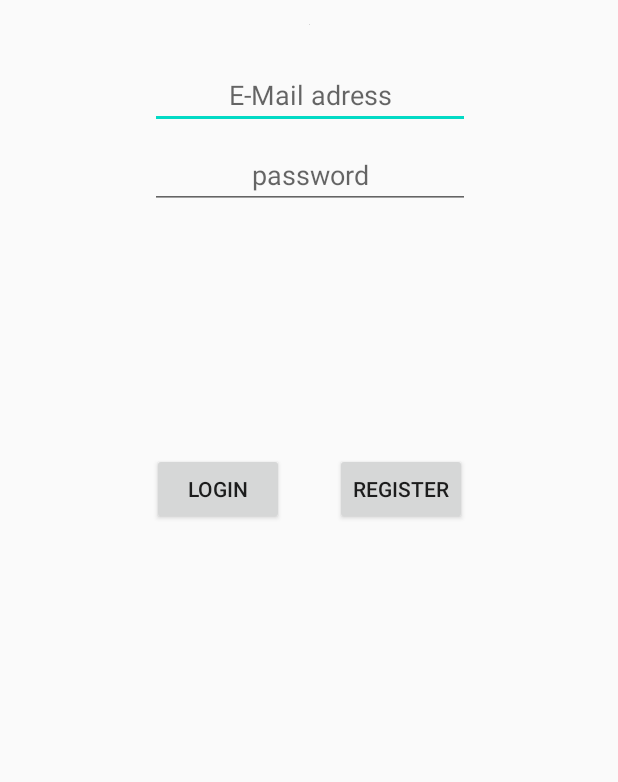
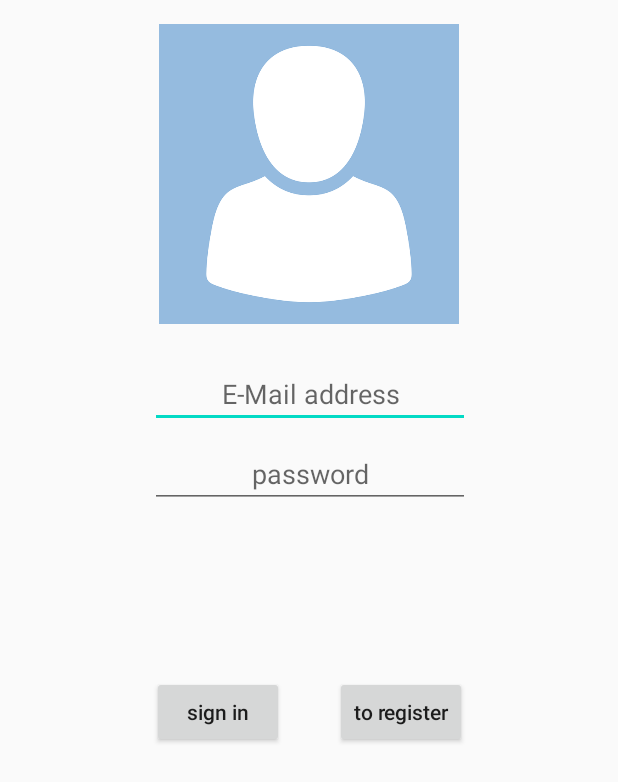
Before and after one commit to J3nsRicht3r/ProjektAndroid, an Android app: the layout activity_login.xml on its own in the app's theme, with its tools: preview values and no code run, on a phone screen of 412 x 824 dp. Shown: the top 782 px of the screen. Run offline under Robolectric (Android 15) with nearby library versions, the phone set to English and light mode, and no system bars.

```diff
--- a/app/src/main/res/layout/activity_login.xml
+++ b/app/src/main/res/layout/activity_login.xml
@@ -40,7 +40,9 @@
         android:id="@+id/bt_login"
         android:layout_width="wrap_content"
         android:layout_height="wrap_content"
+
         android:text="@string/login"
+        android:textAllCaps="false"
         app:layout_constraintBottom_toBottomOf="parent"
         app:layout_constraintEnd_toEndOf="parent"
         app:layout_constraintHorizontal_bias="0.312"
@@ -52,7 +54,9 @@
         android:id="@+id/bt_register"
         android:layout_width="wrap_content"
         android:layout_height="wrap_content"
+
         android:text="@string/register"
+        android:textAllCaps="false"
         app:layout_constraintBottom_toBottomOf="parent"
         app:layout_constraintEnd_toEndOf="parent"
         app:layout_constraintHorizontal_bias="0.69"
@@ -62,13 +66,14 @@
 
     <ImageView
         android:id="@+id/imageView"
-        android:layout_width="wrap_content"
-        android:layout_height="wrap_content"
+        android:layout_width="200dp"
+        android:layout_height="200dp"
         android:layout_marginTop="16dp"
         android:contentDescription="@string/user_image"
         app:layout_constraintEnd_toEndOf="parent"
         app:layout_constraintStart_toStartOf="parent"
         app:layout_constraintTop_toTopOf="parent"
-        tools:src="@tools:sample/avatars" />
+        app:srcCompat="@drawable/avatar"
+        tools:src="@drawable/avatar" />
 
 </androidx.constraintlayout.widget.ConstraintLayout>
--- a/app/src/main/res/values/strings.xml
+++ b/app/src/main/res/values/strings.xml
@@ -1,9 +1,9 @@
 <resources>
-    <string name="app_name">Projekt</string>
+    <string name="app_name">Vermögens Portfolio</string>
     <string name="noch_nicht_angemeldet">noch nicht angemeldet</string>
-    <string name="login">Login</string>
+    <string name="login">sign in</string>
     <string name="password">password</string>
-    <string name="e_mail_adress">E-Mail adress</string>
-    <string name="register">register</string>
+    <string name="e_mail_adress">E-Mail address</string>
+    <string name="register">to register</string>
     <string name="user_image">user image</string>
 </resources>
```
Also changed, not shown: app/src/main/java/de/richter/projekt/LoginActivity.kt (+98 -7 lines), app/src/main/res/drawable/avatar.png (added).
